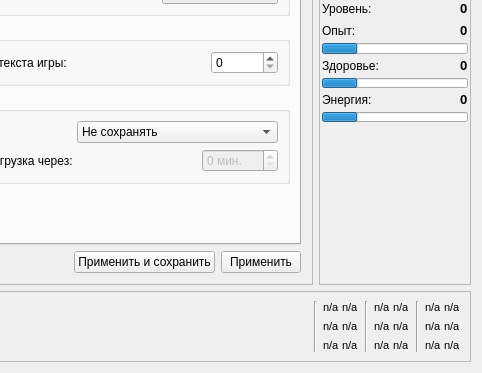
sofgame-plugin/psiplus-plugin, file main_window.ui: the form before one commit; both pictures show x 155 to 637 and y 269 to 642 of the 637 by 642 pixel window.
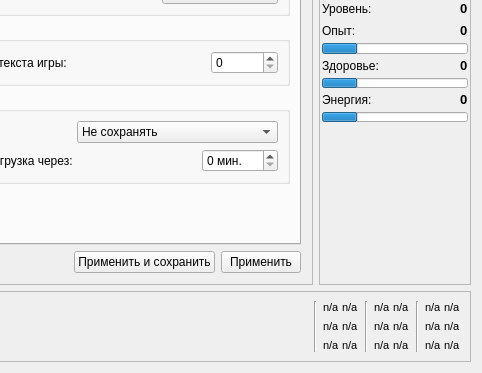
The form after the commit. The open tabs and pages were chosen to show the change. Icons and pictures are not drawn. Custom widgets are drawn as their Qt base class.

The edit to the form file:
```diff
--- a/main_window.ui
+++ b/main_window.ui
@@ -2565,10 +2565,7 @@
                       </spacer>
                      </item>
                      <item>
-                      <widget class="QSpinBox" name="mapsParamAutosavePeriod">
-                       <property name="enabled">
-                        <bool>false</bool>
-                       </property>
+                      <widget class="QSpinBox" name="mapsUnloadInterval">
                        <property name="toolTip">
                         <string>Если значение равно нулю, то карты не будут автоматически выгружаться из памяти</string>
                        </property>
```
Left out of the diff: 2 changed lines with no effect on the pictures.
